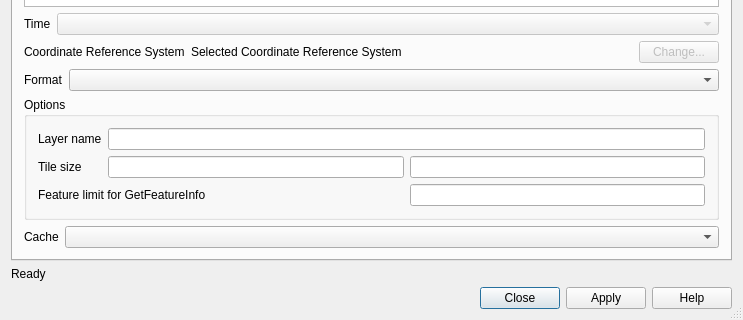
carsmie/QGIS, file src/ui/qgsowssourceselectbase.ui: the form before one commit; both pictures show x 0 to 743 and y 295 to 615 of the 743 by 615 pixel window.
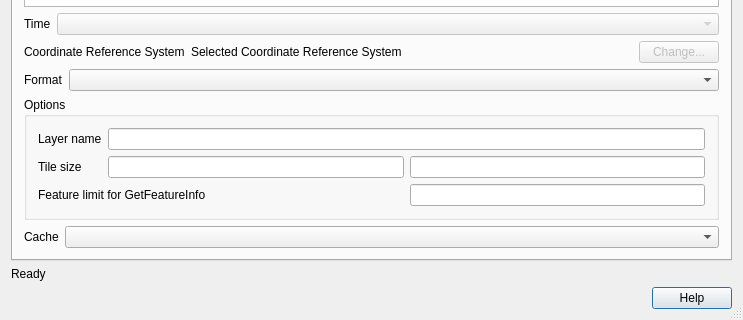
The form after the commit. Icons and pictures are not drawn.

Commit message:
Move the buttons and connections into the base class
This was a small refactoring to homogenize the
dialogs buttons and add an Ok/Add button bar.

```diff
--- a/src/ui/qgsowssourceselectbase.ui
+++ b/src/ui/qgsowssourceselectbase.ui
@@ -27,7 +27,7 @@
    <item row="2" column="0">
     <widget class="QDialogButtonBox" name="buttonBox">
      <property name="standardButtons">
-      <set>QDialogButtonBox::Apply|QDialogButtonBox::Close|QDialogButtonBox::Help</set>
+      <set>QDialogButtonBox::Help</set>
      </property>
     </widget>
    </item>
```
The commit also changes 32 other files.
